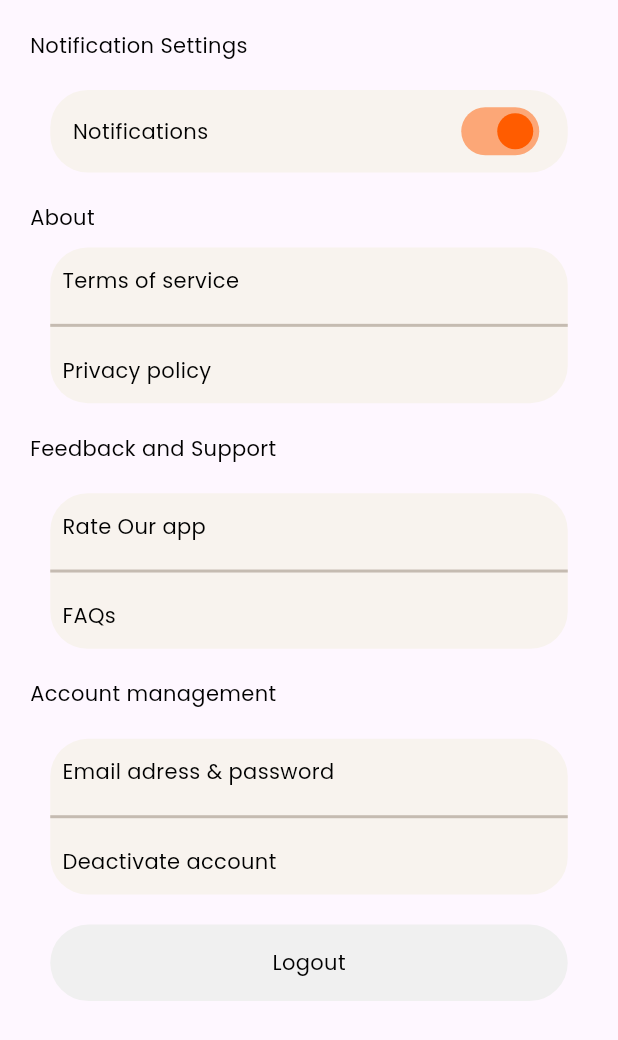
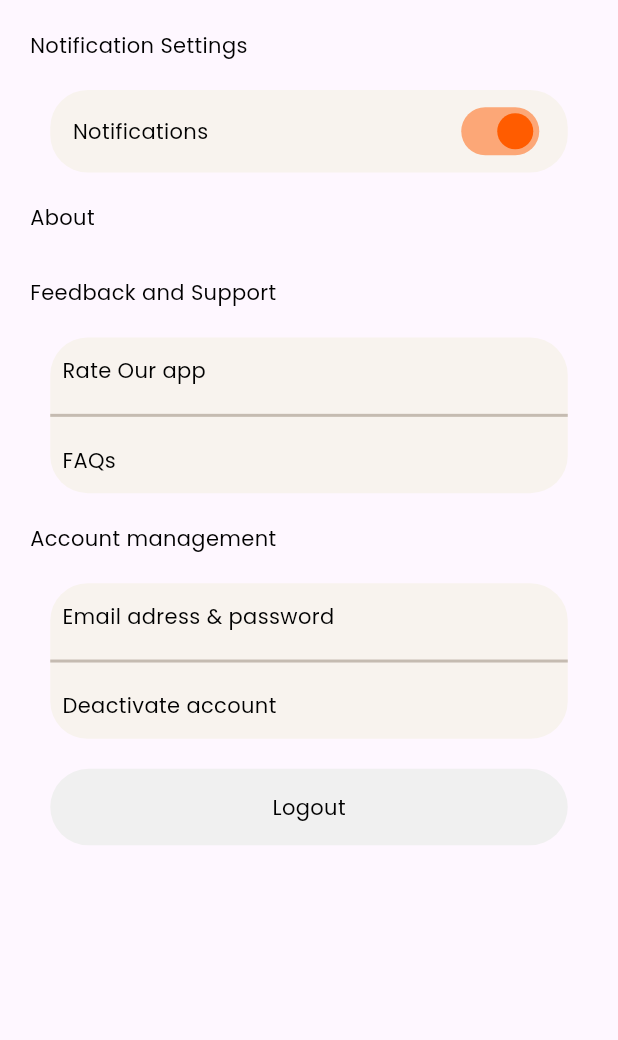
Before and after one commit to Abhishek-dev6/habit-tracker, a Flutter app: the Settings screen opened directly, on a phone screen of 412 x 824 dp. Shown: the top 1040 px of the screen. Run offline on Flutter 3.47's test engine with Material 3 defaults, Android fonts, the phone set to English and light mode, and no system bars; our stand-ins replace flutter_svg, google_fonts.

```diff
--- a/lib/settings.dart
+++ b/lib/settings.dart
@@ -91,52 +91,55 @@ class _SettingsState extends State<Settings> {
                 Row(
                   mainAxisAlignment: MainAxisAlignment.center,
                   children: [
-                    Container(
-                      width: 345,
-                      height: 103.79,
-                      decoration: BoxDecoration(
-                        borderRadius: BorderRadius.circular(25),
-                        color: Color(0XFFF8F3EE),
-                      ),
-                      child: Column(
-                        mainAxisAlignment: MainAxisAlignment.spaceEvenly,
-                        children: [
-                          Padding(
-                            padding: const EdgeInsets.all(8.0),
-                            child: Row(
-                              children: [
-                                Text(
-                                  "Terms of service",
-                                  style: GoogleFonts.poppins(
-                                    fontWeight: FontWeight.w400,
-                                    fontSize: 14,
-                                    color: Color(0XFF000000),
-                                  ),
-                                ),
-                              ],
-                            ),
-                          ),
+                    // Container(
+                    //   width: 345,
+                    //   height: 103.79,
+                    //   decoration: BoxDecoration(
+                    //     borderRadius: BorderRadius.circular(25),
+                    //     color: Color(0XFFF8F3EE),
+                    //   ),
+                    //   child: Column(
+                    //     mainAxisAlignment: MainAxisAlignment.spaceEvenly,
+                    //     children: [
+                    //       Padding(
+                    //         padding: const EdgeInsets.all(8.0),
+                    //         child:
+                    //         Row(
+                    //           children: [
+                    //             Text(
+                    //               "Terms of service",
+                    //               style: GoogleFonts.poppins(
+                    //                 fontWeight: FontWeight.w400,
+                    //                 fontSize: 14,
+                    //                 color: Color(0XFF000000),
+                    //               ),
+                    //             ),
 
-                          Divider(color: Color(0XFFC5BBB1), thickness: 2),
+                    //           ],
+                    //         ),
+                    //       ),
 
-                          Padding(
-                            padding: const EdgeInsets.all(8.0),
-                            child: Row(
-                              children: [
-                                Text(
-                                  "Privacy policy",
-                                  style: GoogleFonts.poppins(
-                                    fontWeight: FontWeight.w400,
-                                    fontSize: 14,
-                                    color: Color(0XFF000000),
-                                  ),
-                                ),
-                              ],
-                            ),
-                          ),
-                        ],
-                      ),
-                    ),
+                    //       Divider(color: Color(0XFFC5BBB1), thickness: 2),
+
+                    //       Padding(
+                    //         padding: const EdgeInsets.all(8.0),
+                    //         child: Row(
+                    //           children: [
+                    //             Text(
+                    //               "Privacy policy",
+                    //               style: GoogleFonts.poppins(
+                    //                 fontWeight: FontWeight.w400,
+                    //                 fontSize: 14,
+                    //                 color: Color(0XFF000000),
+                    //               ),
+                    //             ),
+                    //           ],
+                    //         ),
+                    //       ),
+                    //     ],
+                    //   ),
+                    // ),
+
                   ],
                 ),
                 SizedBox(height: 20),
```
Also changed, not shown: lib/container.dart (added, +31 -0 lines).
